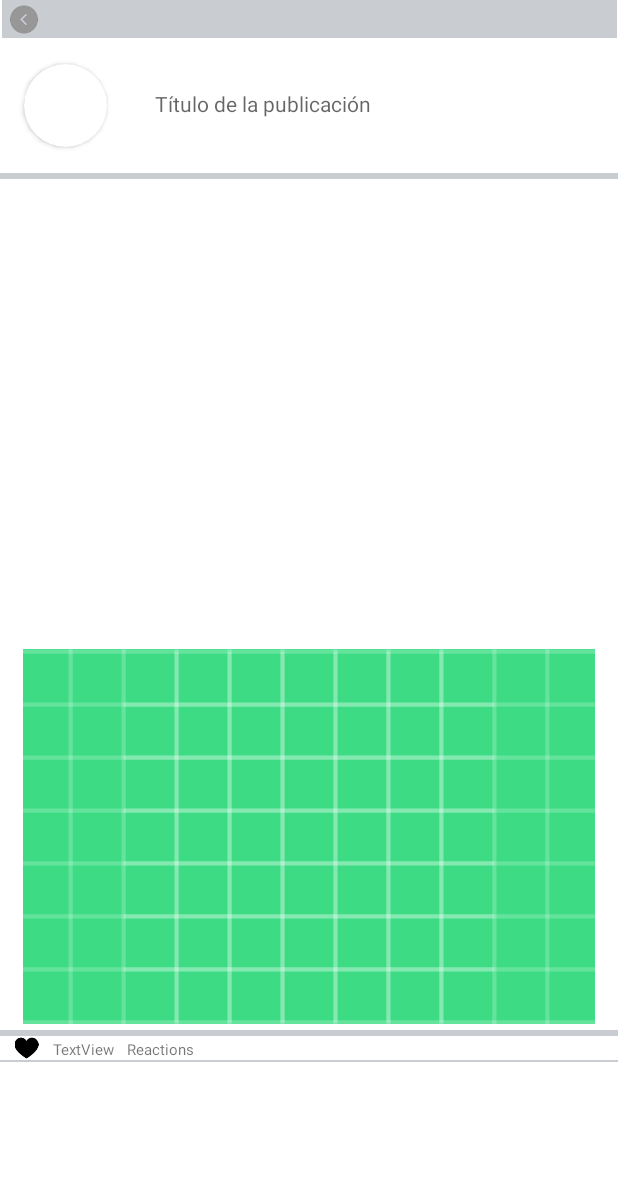
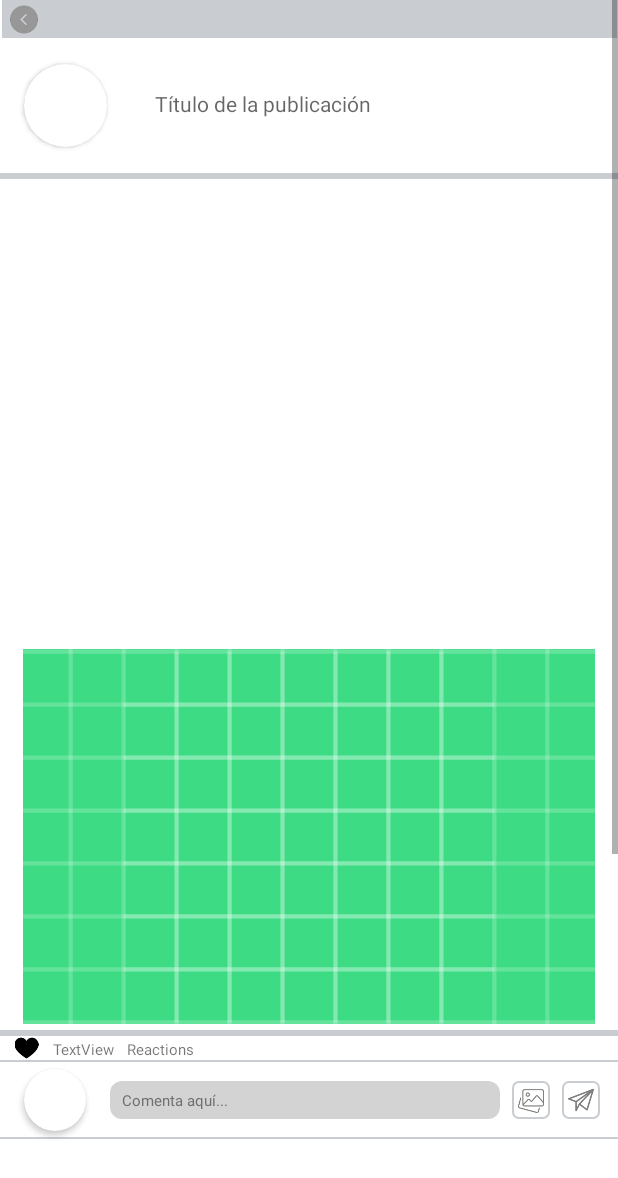
Before and after one commit to DanielRamirez1901/proyecto-apps, an Android app: the PublicationsActivity screen opened directly, with no data from a screen before it, on a phone screen of 412 x 824 dp. Shown: the top 1178 px of the screen. Run offline under Robolectric (Android 15) with nearby library versions, the phone set to English and light mode, and no system bars.

Commit message:
comments_added_without_stack

```diff
--- /dev/null
+++ b/interfaces-pr/app/src/main/java/com/example/interfaces_pr/adapter/CourseCommentAdapter.kt
@@ -0,0 +1,53 @@
+package com.example.interfaces_pr.adapter
+
+import android.view.LayoutInflater
+import android.view.View
+import android.view.ViewGroup
+import androidx.recyclerview.widget.RecyclerView.Adapter
+import com.example.interfaces_pr.R
+import com.example.interfaces_pr.model.CourseComment
+import com.example.interfaces_pr.viewholders.CourseCommentViewHolder
+
+class CourseCommentAdapter():Adapter<CourseCommentViewHolder>() {
+
+    var comments:ArrayList<CourseComment> = arrayListOf()
+    private var commentInPub:String = ""
+
+    /*
+    init{
+        val timestamp = 1648822800000 // Ejemplo de marca de tiempo en milisegundos (30 de marzo de 2022, 1:00 PM hora local)
+        val minutesElapsed = getMinutesElapsedFromTimestamp(timestamp).toString()
+        comments.add(CourseComment(R.drawable.profile1,R.drawable.unlike_icon,"Pepito",commentInPub,minutesElapsed,"1"))
+    }
+
+     */
+    override fun onCreateViewHolder(parent: ViewGroup, viewType: Int): CourseCommentViewHolder {
+        val layoutInflater = LayoutInflater.from(parent.context)
+        val view:View = layoutInflater.inflate(R.layout.comment_style,parent,false)
+        return CourseCommentViewHolder(view)
+    }
+
+    override fun onBindViewHolder(holder: CourseCommentViewHolder, position: Int) {
+        holder.user_inComment.setImageResource(comments[position].user_inComment)
+        holder.like_inComment.setImageResource(comments[position].like_inComment)
+        holder.userName_inComment.text = comments[position].userName_inComment
+        holder.userCont_inComment.text = comments[position].userCont_inComment
+        holder.time_inComment.text = comments[position].time_inComment
+        holder.numberLike_inComment.text = comments[position].numberLike_inComment
+    }
+
+
+    override fun getItemCount(): Int {
+        return comments.size
+    }
+
+    fun addComment(comment: CourseComment) {
+        comments.add(0, comment)
+        notifyItemInserted(0)
+        notifyDataSetChanged()
+
+    }
+
+
+
+}
--- /dev/null
+++ b/interfaces-pr/app/src/main/res/drawable/publication_style.xml
@@ -0,0 +1,13 @@
+<?xml version="1.0" encoding="utf-8"?>
+<selector xmlns:android="http://schemas.android.com/apk/res/android">
+<item>
+    <shape xmlns:android="http://schemas.android.com/apk/res/android"
+        android:shape="rectangle">
+
+        <corners android:radius="4dp" />
+        <stroke
+            android:width="1dp"
+            android:color="#c9ccd1"/>
+    </shape>
+</item>
+</selector>
--- a/interfaces-pr/app/src/main/res/layout/activity_publications.xml
+++ b/interfaces-pr/app/src/main/res/layout/activity_publications.xml
@@ -107,6 +107,16 @@
         app:layout_constraintStart_toStartOf="parent"
         app:layout_constraintTop_toBottomOf="@+id/view18" />
 
+    <View
+        android:id="@+id/view16"
+        android:layout_width="0dp"
+        android:layout_height="1dp"
+        android:layout_marginTop="500dp"
+        android:background="#c9ccd1"
+        app:layout_constraintEnd_toEndOf="parent"
+        app:layout_constraintStart_toStartOf="parent"
+        app:layout_constraintTop_toBottomOf="@+id/view18" />
+
     <TextView
         android:id="@+id/reactionsTxt"
         android:layout_width="wrap_content"
@@ -139,5 +149,92 @@
         app:layout_constraintTop_toBottomOf="@+id/view18"
         app:srcCompat="@drawable/unlike_icon" />
 
+    <androidx.cardview.widget.CardView
+        android:id="@+id/cardView4"
+        android:layout_width="41dp"
+        android:layout_height="41dp"
+        android:layout_marginStart="16dp"
+        app:cardCornerRadius="90dp"
+        app:layout_constraintBottom_toTopOf="@+id/view20"
+        app:layout_constraintStart_toStartOf="parent"
+        app:layout_constraintTop_toBottomOf="@+id/view19">
+
+        <ImageView
+            android:id="@+id/user_commentImg"
+            android:layout_width="wrap_content"
+            android:layout_height="wrap_content"
+            tools:srcCompat="@tools:sample/avatars" />
+    </androidx.cardview.widget.CardView>
+
+    <View
+        android:id="@+id/view20"
+        android:layout_width="0dp"
+        android:layout_height="1dp"
+        android:layout_marginTop="50dp"
+        android:background="#c9ccd1"
+        app:layout_constraintEnd_toEndOf="parent"
+        app:layout_constraintHorizontal_bias="0.0"
+        app:layout_constraintStart_toStartOf="parent"
+        app:layout_constraintTop_toBottomOf="@+id/view19" />
+
+    <ImageView
+        android:id="@+id/imageView16"
+        android:layout_width="260dp"
+        android:layout_height="25dp"
+        android:layout_marginStart="16dp"
+        app:layout_constraintBottom_toTopOf="@+id/view20"
+        app:layout_constraintStart_toEndOf="@+id/cardView4"
+        app:layout_constraintTop_toBottomOf="@+id/view19"
+        app:srcCompat="@drawable/search_bar" />
+
+    <ImageView
+        android:id="@+id/galleryImg"
+        android:layout_width="25dp"
+        android:layout_height="25dp"
+        android:layout_marginStart="8dp"
+        app:layout_constraintBottom_toTopOf="@+id/view20"
+        app:layout_constraintStart_toEndOf="@+id/imageView16"
+        app:layout_constraintTop_toBottomOf="@+id/view19"
+        app:srcCompat="@drawable/gallery_icon"
+        android:padding="4dp"
+        android:background="@drawable/publication_style"/>
+
+    <ImageView
+        android:id="@+id/send_commentBtn"
+        android:layout_width="25dp"
+        android:layout_height="25dp"
+        android:layout_marginStart="8dp"
+        app:layout_constraintBottom_toTopOf="@+id/view20"
+        app:layout_constraintStart_toEndOf="@+id/galleryImg"
+        app:layout_constraintTop_toBottomOf="@+id/view19"
+        app:layout_constraintVertical_bias="0.50"
+        app:srcCompat="@drawable/send_icon"
+        android:background="@drawable/publication_style"
+        android:padding="4dp"/>
+
+    <androidx.recyclerview.widget.RecyclerView
+        android:id="@+id/users_commentsList"
+        android:layout_width="0dp"
+        android:layout_height="0dp"
+        app:layout_constraintBottom_toBottomOf="parent"
+        app:layout_constraintEnd_toEndOf="parent"
+        app:layout_constraintStart_toStartOf="parent"
+        app:layout_constraintTop_toBottomOf="@+id/view20" />
+
+    <EditText
+        android:id="@+id/user_commentToSendTxt"
+        android:layout_width="240dp"
+        android:layout_height="wrap_content"
+        android:layout_marginStart="8dp"
+        android:background="@null"
+        android:ems="10"
+        android:hint="Comenta aquí..."
+        android:inputType="textPersonName"
+        android:textColorHint="#706F6F"
+        android:textSize="10sp"
+        app:layout_constraintBottom_toBottomOf="@+id/imageView16"
+        app:layout_constraintStart_toStartOf="@+id/imageView16"
+        app:layout_constraintTop_toTopOf="@+id/imageView16" />
+
 </androidx.constraintlayout.widget.ConstraintLayout>
 </ScrollView>
```
Also changed, not shown: interfaces-pr/app/src/main/java/com/example/interfaces_pr/PublicationsActivity.kt (+41 -0 lines), interfaces-pr/app/src/main/java/com/example/interfaces_pr/model/CourseComment.kt (added, +10 -0 lines), interfaces-pr/app/src/main/java/com/example/interfaces_pr/viewholders/CourseCommentViewHolder.kt (added, +16 -0 lines), interfaces-pr/app/src/main/res/layout/comment_style.xml (added, +118 -0 lines), interfaces-pr/app/src/main/res/drawable/gallery_icon.png (added), interfaces-pr/app/src/main/res/drawable/send_icon.png (added).
